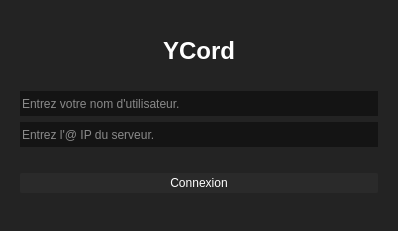
Above: login.ui from ThomasPIET/Ycord before the change. Below: the same form after it.
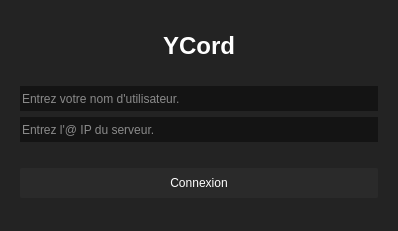
That is the form after the change.

The edit to the form file:
```diff
--- a/login.ui
+++ b/login.ui
@@ -142,10 +142,13 @@
       </item>
       <item>
        <widget class="QPushButton" name="pushButton">
+        <property name="enabled">
+         <bool>true</bool>
+        </property>
         <property name="minimumSize">
          <size>
           <width>0</width>
-          <height>20</height>
+          <height>30</height>
          </size>
         </property>
         <property name="text">
```
Left out of the diff: 3 changed lines with no effect on the pictures.
